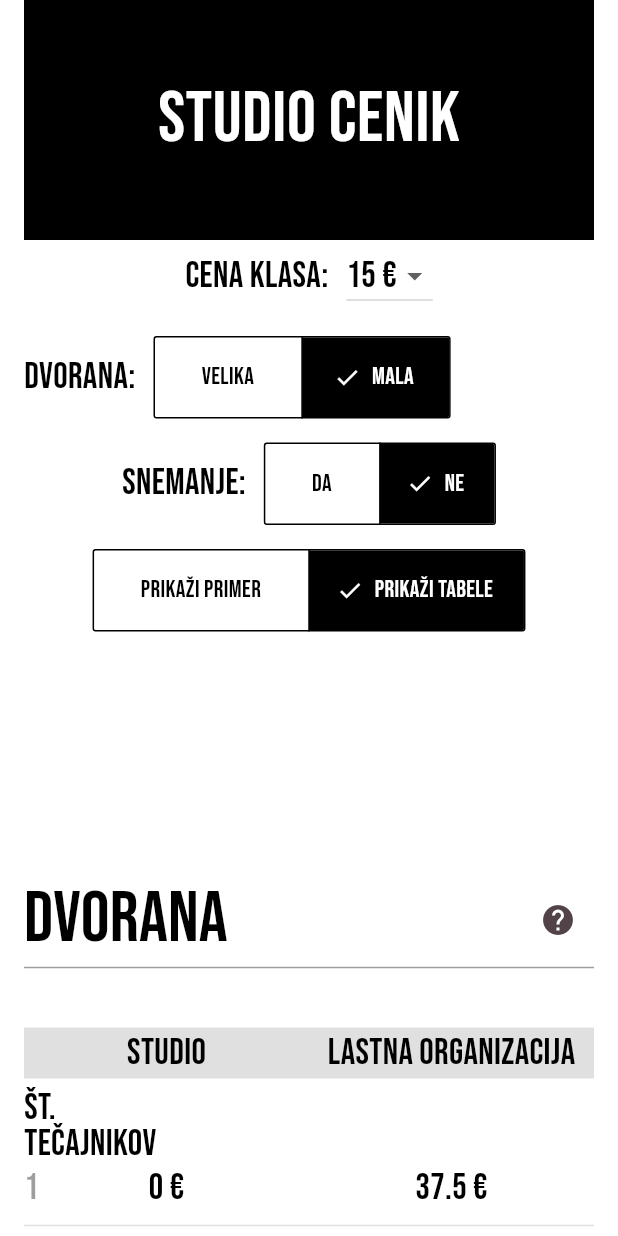
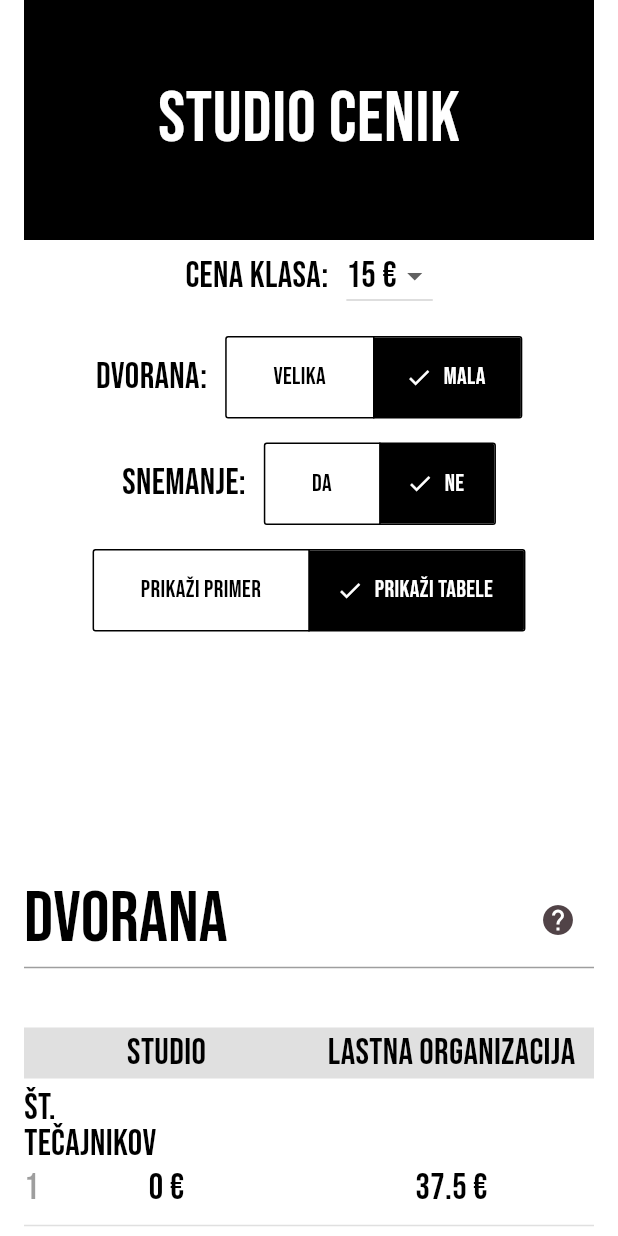
Before and after one commit to CptJodocus/bastarts_studio_users, a Flutter app: the screen it shows after launch, after a tap on "Mala", after a tap on "Ne", after a tap on "Prikaži tabele", on a phone screen of 412 x 824 dp. Run offline on Flutter 3.47's test engine with Material 3 defaults, Android fonts, the phone set to English and light mode, and no system bars; our stand-ins replace auto_size_text, cloud_firestore, cloud_functions, email_validator, firebase_core, flutter_animate and 5 more; accounts and stored records are empty; generated files the repository leaves out were written again.

Commit message:
fix home screen text not showing remove pricing studio rounding

```diff
--- a/lib/presentation/home_screen.dart
+++ b/lib/presentation/home_screen.dart
@@ -47,8 +47,7 @@ class _HomeScreenState extends ConsumerState<HomeScreen> {
                                       element.startTime.day,
                                     ),
                                 itemComparator:
-                                    (element1, element2) => element1.startTime
-                                        .compareTo(element2.startTime),
+                                    (element1, element2) => element1.startTime.compareTo(element2.startTime),
                                 itemBuilder: (context, element) {
                                   return CardOpener(danceClass: element);
                                 },
@@ -60,6 +59,7 @@ class _HomeScreenState extends ConsumerState<HomeScreen> {
                               : Center(
                                 child: Text(
                                   'Trenutno ni napovedanih nobenih klasov',
+                                  style: TextStyle(color: Colors.white),
                                 ),
                               ),
                   error:
--- a/lib/presentation/pricing_screen.dart
+++ b/lib/presentation/pricing_screen.dart
@@ -59,13 +59,13 @@ class _PricingScreenState extends State<PricingScreen> {
     int result = 0;
 
     if (classPrice == 8 || classPrice == 9) {
-      result = min(studio - (studio % 2), students * 2);
+      result = min(studio, students * 2);
     } else if (classPrice >= 10 && classPrice <= 12) {
-      result = min(studio - (studio % 3), students * 3);
+      result = min(studio, students * 3);
     } else if (classPrice >= 13 && classPrice <= 15) {
-      result = min(studio - (studio % 4), students * 4);
+      result = min(studio, students * 4);
     } else if (classPrice >= 16) {
-      result = min(studio - (studio % 5), students * 5);
+      result = min(studio, students * 5);
     } else {
       result = 0; // Default case if price is below 8
     }
@@ -180,6 +180,8 @@ class _PricingScreenState extends State<PricingScreen> {
                     ),
                     Row(
                       spacing: 12,
+                      mainAxisAlignment: MainAxisAlignment.center,
+
                       children: [
                         Text('Dvorana:'),
                         SegmentedButton(
@@ -727,7 +729,7 @@ class ComparisonRow extends StatelessWidget {
             SizedBox(
               width: 36,
               child: Text(
-                '${index}',
+                '$index',
                 style: TextStyle(color: Colors.black38),
               ),
             ),
```
